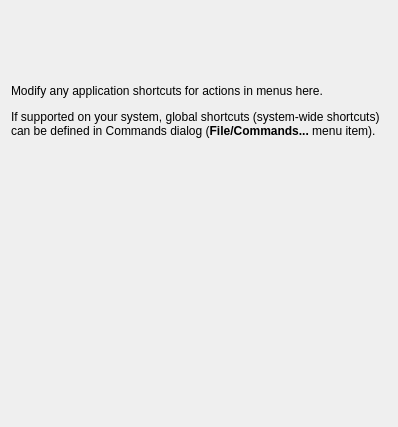
First picture: the form in src/ui/configtabshortcuts.ui, repository hluk/CopyQ, before the edit.
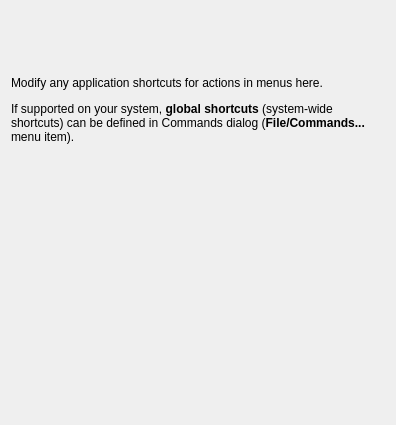
Second picture: the form after the edit. Custom widgets are drawn as their Qt base class.

Commit message: Make it more obvious where to set global shortcuts

```diff
--- a/src/ui/configtabshortcuts.ui
+++ b/src/ui/configtabshortcuts.ui
@@ -6,8 +6,8 @@
    <rect>
     <x>0</x>
     <y>0</y>
-    <width>398</width>
-    <height>427</height>
+    <width>396</width>
+    <height>425</height>
    </rect>
   </property>
   <layout class="QVBoxLayout" name="verticalLayout">
@@ -15,7 +15,7 @@
     <widget class="QLabel" name="label">
      <property name="text">
       <string>&lt;p&gt;Modify any application shortcuts for actions in menus here.&lt;/p&gt;
-&lt;p&gt;If supported on your system, global shortcuts (system-wide shortcuts) can be defined in Commands dialog (&lt;b&gt;File/Commands...&lt;/b&gt; menu item).&lt;/p&gt;</string>
+&lt;p&gt;If supported on your system, &lt;b&gt;global shortcuts&lt;/b&gt; (system-wide shortcuts) can be defined in Commands dialog (&lt;b&gt;File/Commands...&lt;/b&gt; menu item).&lt;/p&gt;</string>
      </property>
      <property name="wordWrap">
       <bool>true</bool>
```
The commit also changes 1 other file.
